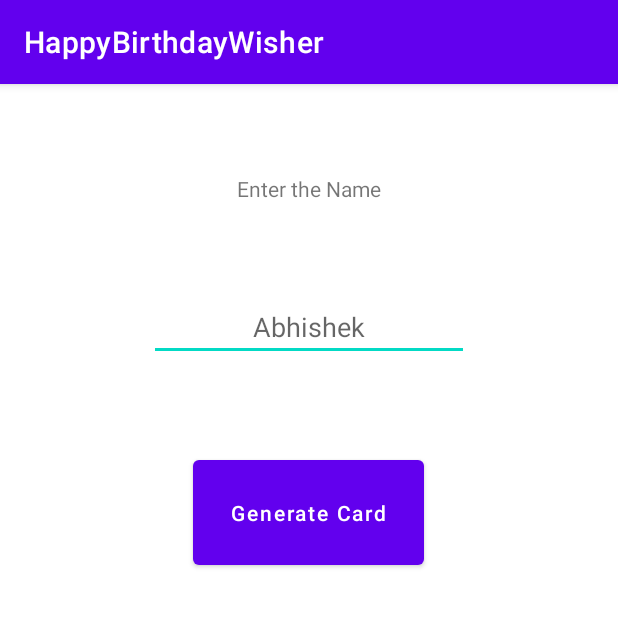
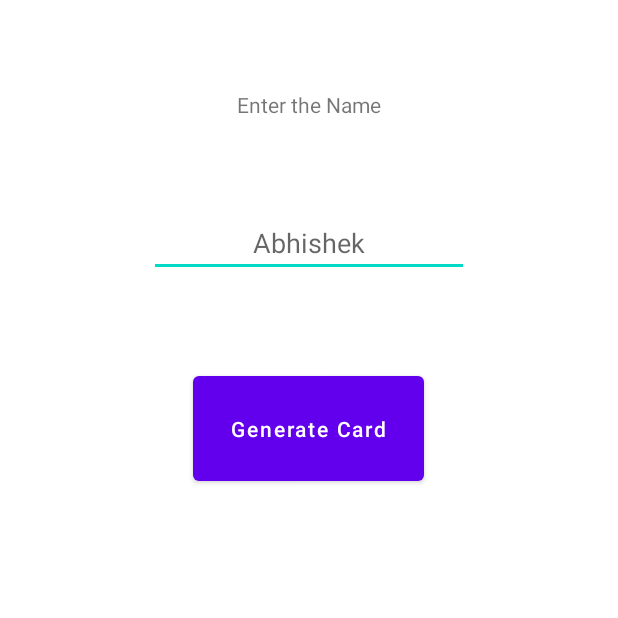
Before and after one commit to gururani-abhishek/HappyBirthdayGreeting, an Android app: the screen it shows after launch (MainActivity), on a phone screen of 412 x 824 dp, the top half of it. Run offline under Robolectric (Android 15) with nearby library versions, the phone set to English and light mode, and no system bars.

Commit message:
feat: removed title bar removed title bar that appears on the top of application, it looked ugly. Type: fix

```diff
--- a/app/src/main/res/values/themes.xml
+++ b/app/src/main/res/values/themes.xml
@@ -1,6 +1,6 @@
 <resources xmlns:tools="http://schemas.android.com/tools">
     <!-- Base application theme. -->
-    <style name="Theme.HappyBirthdayWisher" parent="Theme.MaterialComponents.DayNight.DarkActionBar">
+    <style name="Theme.HappyBirthdayWisher" parent="Theme.MaterialComponents.DayNight.NoActionBar">
         <!-- Primary brand color. -->
         <item name="colorPrimary">@color/purple_500</item>
         <item name="colorPrimaryVariant">@color/purple_700</item>
```
